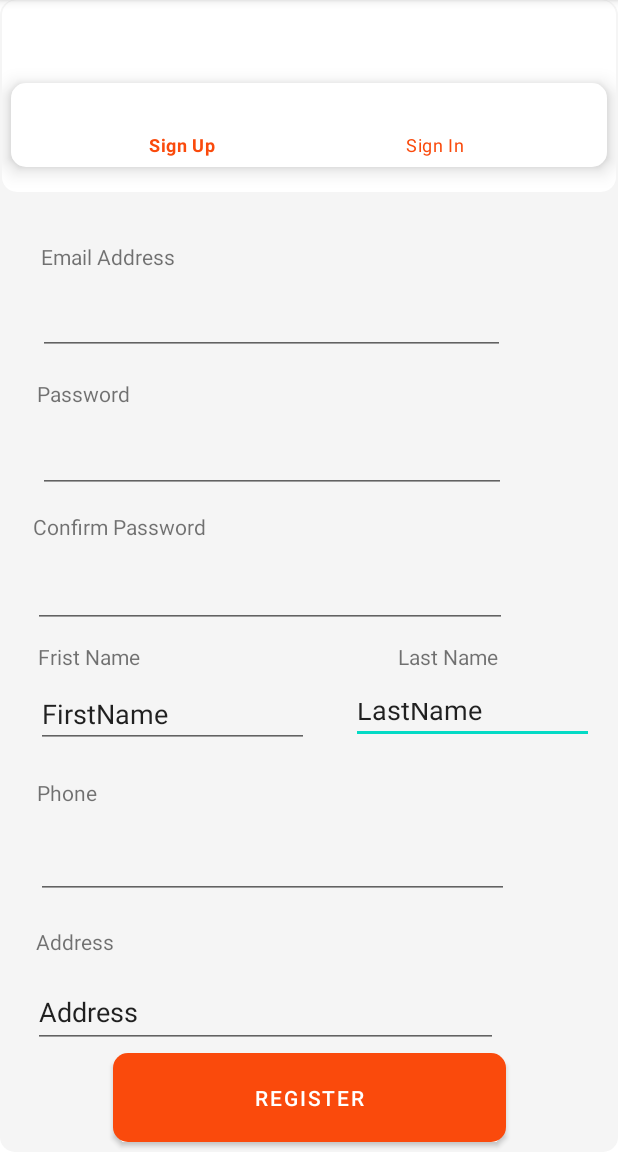
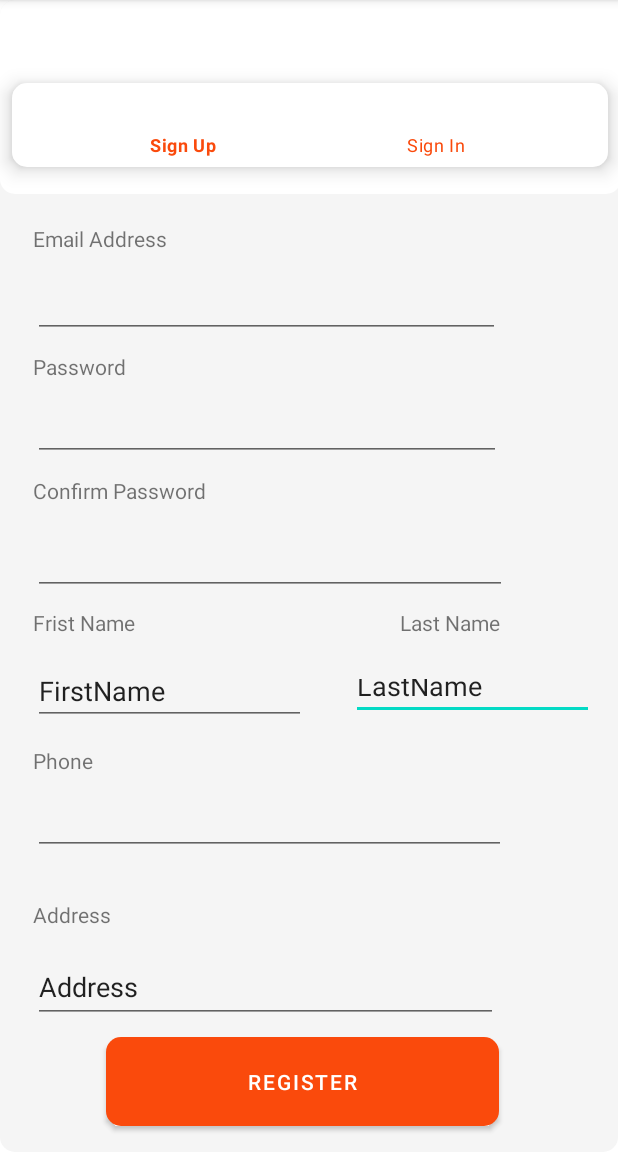
Before and after one commit to nickyallien6644/FoodOrderingSystem_Group2, an Android app: the screen it shows after launch (RegisterActivity), on a phone screen of 412 x 824 dp, the part 84-1236 px from its top. Run offline under Robolectric (Android 15) with nearby library versions, the phone set to English and light mode, and no system bars.

Commit message:
update Register

```diff
--- a/FoodOrderingSystem_Client/FoodOrderingSystem/app/src/main/java/com/example/foodorderingsystem/Activity/RegisterActivity.java
+++ b/FoodOrderingSystem_Client/FoodOrderingSystem/app/src/main/java/com/example/foodorderingsystem/Activity/RegisterActivity.java
@@ -11,6 +11,7 @@ import androidx.appcompat.app.AppCompatActivity;
 
 import com.example.foodorderingsystem.Model.Account;
 import com.example.foodorderingsystem.R;
+import com.example.foodorderingsystem.Utils.AccountInterface;
 import com.example.foodorderingsystem.Utils.ApiInterface;
 import com.example.foodorderingsystem.Utils.Api;
 
@@ -19,7 +20,7 @@ import retrofit2.Callback;
 import retrofit2.Response;
 
 public class RegisterActivity extends AppCompatActivity {
-    ApiInterface accountService;
+    AccountInterface accountService;
     @Override
     protected void onCreate(Bundle savedInstanceState) {
         super.onCreate(savedInstanceState);
@@ -51,7 +52,7 @@ public class RegisterActivity extends AppCompatActivity {
         startActivity(intent);
     }
     public void addPersona(Account p){
-        accountService = Api.getClients();
+        accountService = Api.getClients1();
         Call<Account> call= accountService.addPersona(p);
         call.enqueue(new Callback<Account>() {
             @Override
--- a/FoodOrderingSystem_Client/FoodOrderingSystem/app/src/main/java/com/example/foodorderingsystem/Utils/AccountInterface.java
+++ b/FoodOrderingSystem_Client/FoodOrderingSystem/app/src/main/java/com/example/foodorderingsystem/Utils/AccountInterface.java
@@ -19,6 +19,6 @@ public interface AccountInterface {
     @GET("list")
     Call<List<Account>> getAccounts();
 
-    @POST("add")
+    @POST("account/add")
     Call<Account>addPersona(@Body Account account);
 }
--- a/FoodOrderingSystem_Client/FoodOrderingSystem/app/src/main/java/com/example/foodorderingsystem/Utils/Api.java
+++ b/FoodOrderingSystem_Client/FoodOrderingSystem/app/src/main/java/com/example/foodorderingsystem/Utils/Api.java
@@ -2,10 +2,17 @@ package com.example.foodorderingsystem.Utils;
 
 public class Api {
     //create string url
-    public static final String URL="http://192.168.1.32:8080/product/";
+    public static final String URL="http://192.168.1.56:8080/";
 
     public static ApiInterface getClients(){
         //return element of url
         return Client.getRetrofit(URL).create(ApiInterface.class);
     }
+
+    public static AccountInterface getClients1(){
+        //return element of url
+        return Client.getRetrofit(URL).create(AccountInterface.class);
+    }
+
+
 }
--- a/FoodOrderingSystem_Client/FoodOrderingSystem/app/src/main/java/com/example/foodorderingsystem/Utils/ApiInterface.java
+++ b/FoodOrderingSystem_Client/FoodOrderingSystem/app/src/main/java/com/example/foodorderingsystem/Utils/ApiInterface.java
@@ -13,7 +13,7 @@ public interface ApiInterface {
     @GET("list")
     Call<List<Account>> getAccounts();
 
-    @POST("add")
+    @POST("product/add")
     Call<Account>addPersona(@Body Account account);
 
     @GET("listProducts")
--- a/FoodOrderingSystem_Client/FoodOrderingSystem/app/src/main/res/layout/activity_register.xml
+++ b/FoodOrderingSystem_Client/FoodOrderingSystem/app/src/main/res/layout/activity_register.xml
@@ -6,6 +6,7 @@
     android:layout_height="match_parent"
     android:background="@drawable/backgroundall"
     tools:context=".Register">
+
     <EditText
         android:id="@+id/RetxtLastName"
         android:layout_width="162dp"
@@ -18,7 +19,7 @@
         app:layout_constraintHorizontal_bias="0.935"
         app:layout_constraintStart_toStartOf="parent"
         app:layout_constraintTop_toTopOf="parent"
-        app:layout_constraintVertical_bias="0.628" />
+        app:layout_constraintVertical_bias="0.606" />
 
     <TextView
         android:id="@+id/textView7"
@@ -27,10 +28,10 @@
         android:text="Last Name"
         app:layout_constraintBottom_toBottomOf="parent"
         app:layout_constraintEnd_toEndOf="parent"
-        app:layout_constraintHorizontal_bias="0.938"
+        app:layout_constraintHorizontal_bias="0.943"
         app:layout_constraintStart_toStartOf="parent"
         app:layout_constraintTop_toTopOf="parent"
-        app:layout_constraintVertical_bias="0.574" />
+        app:layout_constraintVertical_bias="0.543" />
 
     <TextView
         android:id="@+id/textView6"
@@ -39,10 +40,10 @@
         android:text="Address"
         app:layout_constraintBottom_toBottomOf="parent"
         app:layout_constraintEnd_toEndOf="parent"
-        app:layout_constraintHorizontal_bias="0.091"
+        app:layout_constraintHorizontal_bias="0.083"
         app:layout_constraintStart_toStartOf="parent"
         app:layout_constraintTop_toTopOf="parent"
-        app:layout_constraintVertical_bias="0.828" />
+        app:layout_constraintVertical_bias="0.804" />
 
     <TextView
         android:id="@+id/textView5"
@@ -51,10 +52,10 @@
         android:text="Phone"
         app:layout_constraintBottom_toBottomOf="parent"
         app:layout_constraintEnd_toEndOf="parent"
-        app:layout_constraintHorizontal_bias="0.095"
+        app:layout_constraintHorizontal_bias="0.083"
         app:layout_constraintStart_toStartOf="parent"
         app:layout_constraintTop_toTopOf="parent"
-        app:layout_constraintVertical_bias="0.695" />
+        app:layout_constraintVertical_bias="0.666" />
 
     <TextView
         android:id="@+id/textView4"
@@ -63,10 +64,10 @@
         android:text="Frist Name"
         app:layout_constraintBottom_toBottomOf="parent"
         app:layout_constraintEnd_toEndOf="parent"
-        app:layout_constraintHorizontal_bias="0.095"
+        app:layout_constraintHorizontal_bias="0.083"
         app:layout_constraintStart_toStartOf="parent"
         app:layout_constraintTop_toTopOf="parent"
-        app:layout_constraintVertical_bias="0.574" />
+        app:layout_constraintVertical_bias="0.543" />
 
     <TextView
         android:id="@+id/textView"
@@ -78,7 +79,7 @@
         app:layout_constraintHorizontal_bias="0.083"
         app:layout_constraintStart_toStartOf="parent"
         app:layout_constraintTop_toTopOf="parent"
-        app:layout_constraintVertical_bias="0.457" />
+        app:layout_constraintVertical_bias="0.425" />
 
     <TextView
         android:id="@+id/textView2"
@@ -87,15 +88,15 @@
         android:text="Email Address"
         app:layout_constraintBottom_toBottomOf="parent"
         app:layout_constraintEnd_toEndOf="parent"
-        app:layout_constraintHorizontal_bias="0.103"
+        app:layout_constraintHorizontal_bias="0.083"
         app:layout_constraintStart_toStartOf="parent"
         app:layout_constraintTop_toTopOf="parent"
-        app:layout_constraintVertical_bias="0.216" />
+        app:layout_constraintVertical_bias="0.2" />
 
     <LinearLayout
         android:id="@+id/linearLayout"
-        android:layout_width="409dp"
-        android:layout_height="128dp"
+        android:layout_width="414dp"
+        android:layout_height="129dp"
         android:background="@drawable/box"
         android:orientation="vertical"
         app:layout_constraintBottom_toBottomOf="parent"
@@ -126,10 +127,10 @@
         android:text="Password"
         app:layout_constraintBottom_toBottomOf="parent"
         app:layout_constraintEnd_toEndOf="parent"
-        app:layout_constraintHorizontal_bias="0.095"
+        app:layout_constraintHorizontal_bias="0.083"
         app:layout_constraintStart_toStartOf="parent"
         app:layout_constraintTop_toTopOf="parent"
-        app:layout_constraintVertical_bias="0.338" />
+        app:layout_constraintVertical_bias="0.314" />
 
     <EditText
         android:id="@+id/RetxtEmail"
@@ -139,10 +140,10 @@
         android:inputType="textEmailAddress"
         app:layout_constraintBottom_toBottomOf="parent"
         app:layout_constraintEnd_toEndOf="parent"
-        app:layout_constraintHorizontal_bias="0.25"
+        app:layout_constraintHorizontal_bias="0.22"
         app:layout_constraintStart_toStartOf="parent"
         app:layout_constraintTop_toTopOf="parent"
-        app:layout_constraintVertical_bias="0.265" />
+        app:layout_constraintVertical_bias="0.249" />
 
     <Button
         android:id="@+id/btnRegister"
@@ -155,11 +156,11 @@
         app:backgroundTint="#FA4A0C"
         app:layout_constraintBottom_toBottomOf="parent"
         app:layout_constraintEnd_toEndOf="parent"
-        app:layout_constraintHorizontal_bias="0.503"
+        app:layout_constraintHorizontal_bias="0.469"
 
         app:layout_constraintStart_toStartOf="parent"
         app:layout_constraintTop_toTopOf="parent"
-        app:layout_constraintVertical_bias="0.991" />
+        app:layout_constraintVertical_bias="0.976" />
 
     <EditText
         android:id="@+id/RetxtPhone"
@@ -169,10 +170,10 @@
         android:inputType="phone"
         app:layout_constraintBottom_toBottomOf="@+id/btnRegister"
         app:layout_constraintEnd_toEndOf="parent"
-        app:layout_constraintHorizontal_bias="0.25"
+        app:layout_constraintHorizontal_bias="0.229"
         app:layout_constraintStart_toStartOf="parent"
         app:layout_constraintTop_toTopOf="parent"
-        app:layout_constraintVertical_bias="0.773" />
+        app:layout_constraintVertical_bias="0.743" />
 
     <EditText
         android:id="@+id/RetxtConfirPass"
@@ -182,10 +183,10 @@
         android:inputType="textPassword"
         app:layout_constraintBottom_toBottomOf="parent"
         app:layout_constraintEnd_toEndOf="parent"
-        app:layout_constraintHorizontal_bias="0.252"
+        app:layout_constraintHorizontal_bias="0.222"
         app:layout_constraintStart_toStartOf="parent"
         app:layout_constraintTop_toTopOf="parent"
-        app:layout_constraintVertical_bias="0.395" />
+        app:layout_constraintVertical_bias="0.366" />
 
     <EditText
         android:id="@+id/RetxtPass"
@@ -198,7 +199,7 @@
         app:layout_constraintHorizontal_bias="0.231"
         app:layout_constraintStart_toStartOf="parent"
         app:layout_constraintTop_toTopOf="parent"
-        app:layout_constraintVertical_bias="0.516" />
+        app:layout_constraintVertical_bias="0.486" />
 
     <EditText
         android:id="@+id/RetxtFirstName"
@@ -209,10 +210,10 @@
         android:text="FirstName"
         app:layout_constraintBottom_toBottomOf="parent"
         app:layout_constraintEnd_toEndOf="parent"
-        app:layout_constraintHorizontal_bias="0.104"
+        app:layout_constraintHorizontal_bias="0.096"
         app:layout_constraintStart_toStartOf="parent"
         app:layout_constraintTop_toTopOf="parent"
-        app:layout_constraintVertical_bias="0.63" />
+        app:layout_constraintVertical_bias="0.609" />
 
     <EditText
         android:id="@+id/RetxtAddress"
@@ -226,5 +227,5 @@
         app:layout_constraintHorizontal_bias="0.217"
         app:layout_constraintStart_toStartOf="parent"
         app:layout_constraintTop_toTopOf="parent"
-        app:layout_constraintVertical_bias="0.904" />
+        app:layout_constraintVertical_bias="0.881" />
 </androidx.constraintlayout.widget.ConstraintLayout>
```
